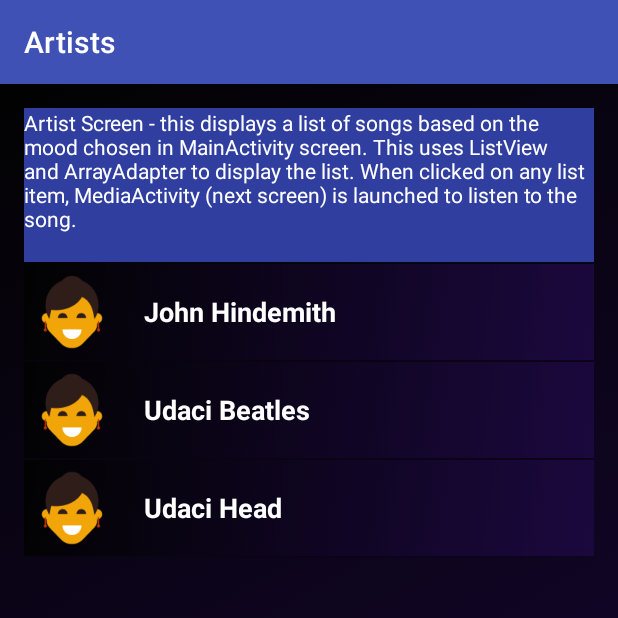
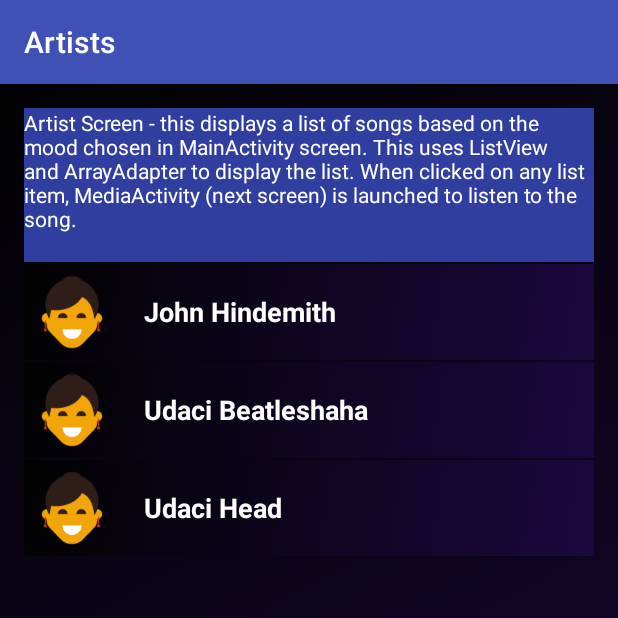
Before and after one commit to jonathanbcsouza/P4-MusicApp, an Android app: the ArtistActivity screen opened directly, with no data from a screen before it, on a phone screen of 412 x 824 dp, the top half of it. Run offline under Robolectric (Android 15) with nearby library versions, the phone set to English and light mode, and no system bars.

Commit message:
restart-building

```diff
--- a/app/src/main/java/com/udacitymusicexample/udacitymusic/AlbunsActivity.java
+++ b/app/src/main/java/com/udacitymusicexample/udacitymusic/AlbunsActivity.java
@@ -53,6 +53,5 @@ public class AlbunsActivity extends AppCompatActivity implements AdapterView.OnI
 
     @Override
     public void onItemClick(AdapterView<?> parent, View view, int position, long id) {
-
     }
 }
--- a/app/src/main/java/com/udacitymusicexample/udacitymusic/ArtistActivity.java
+++ b/app/src/main/java/com/udacitymusicexample/udacitymusic/ArtistActivity.java
@@ -25,7 +25,7 @@ public class ArtistActivity extends AppCompatActivity implements AdapterView.OnI
 
         ArrayList<Word> words = new ArrayList<Word>();
         words.add(new Word("John Hindemith", R.drawable.family_mother));
-        words.add(new Word("Udaci Beatles", R.drawable.family_mother));
+        words.add(new Word("Udaci Beatleshaha", R.drawable.family_mother));
         words.add(new Word("Udaci Head", R.drawable.family_mother));
 
 
```
